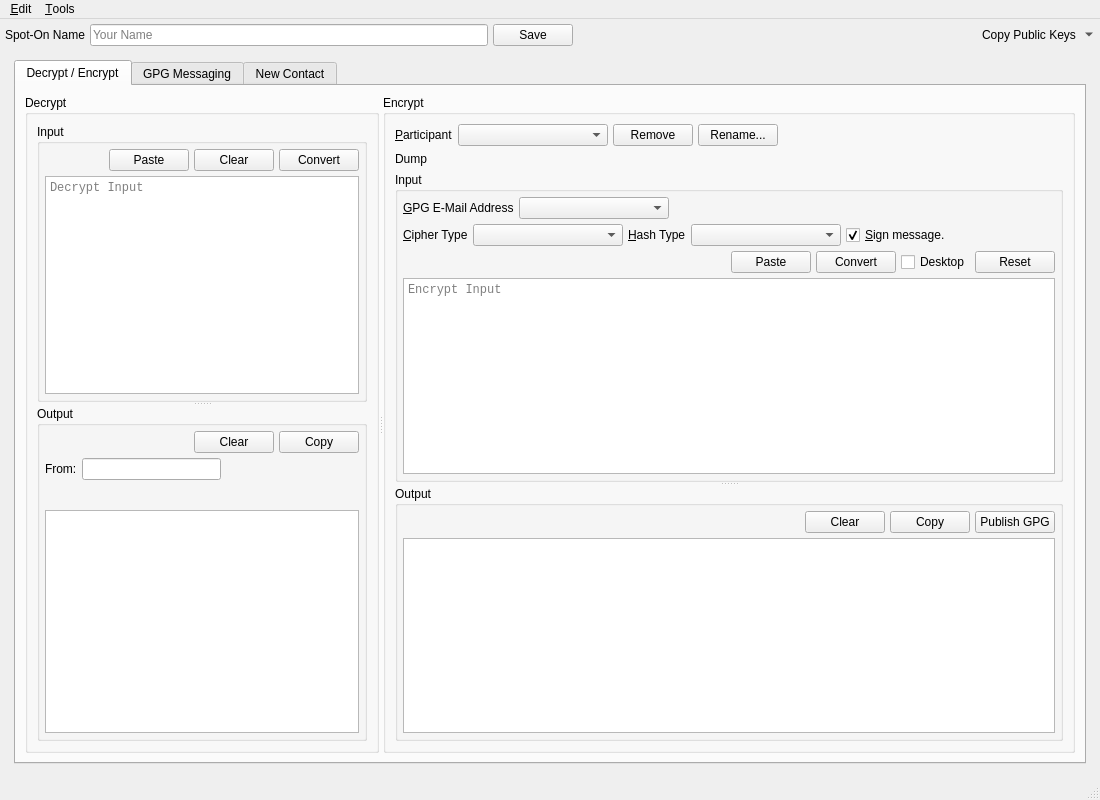
Qt form Source/UI/spot-on-rosetta.ui (textbrowser/spot-on) before a commit.
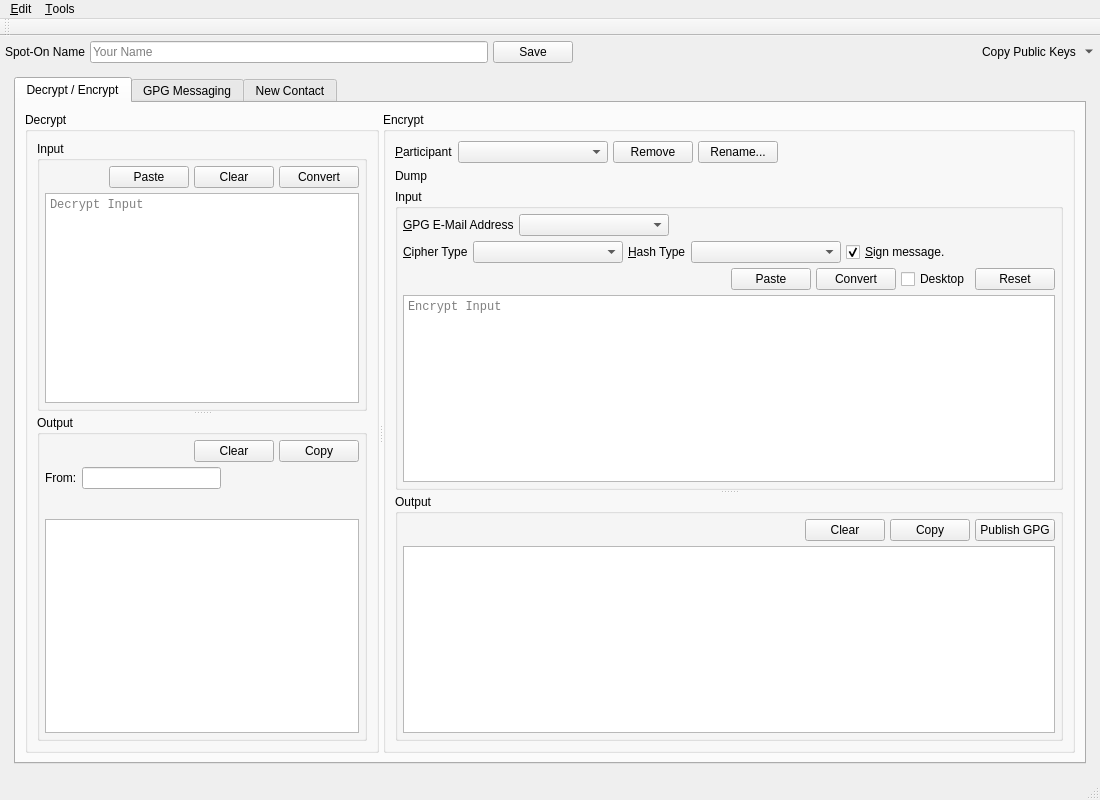
The same form after that commit. Icons and pictures are not drawn. Custom widgets are drawn as their Qt base class.

Commit message: Attach actions to new tool bar for MacOS.

Diff of the .ui file:
```diff
--- a/Source/UI/spot-on-rosetta.ui
+++ b/Source/UI/spot-on-rosetta.ui
@@ -114,7 +114,7 @@
          <x>0</x>
          <y>0</y>
          <width>1090</width>
-         <height>684</height>
+         <height>662</height>
         </rect>
        </property>
        <layout class="QVBoxLayout" name="verticalLayout_5">
@@ -1151,6 +1151,17 @@
    <addaction name="menu_Tools"/>
   </widget>
   <widget class="QStatusBar" name="statusbar"/>
+  <widget class="QToolBar" name="tool_bar">
+   <property name="windowTitle">
+    <string>Spot-On: Rosetta Tool Bar</string>
+   </property>
+   <attribute name="toolBarArea">
+    <enum>TopToolBarArea</enum>
+   </attribute>
+   <attribute name="toolBarBreak">
+    <bool>false</bool>
+   </attribute>
+  </widget>
   <action name="action_Copy">
    <property name="text">
     <string>&amp;Copy Focus Widget</string>
```
The commit also changes 1 other file.
